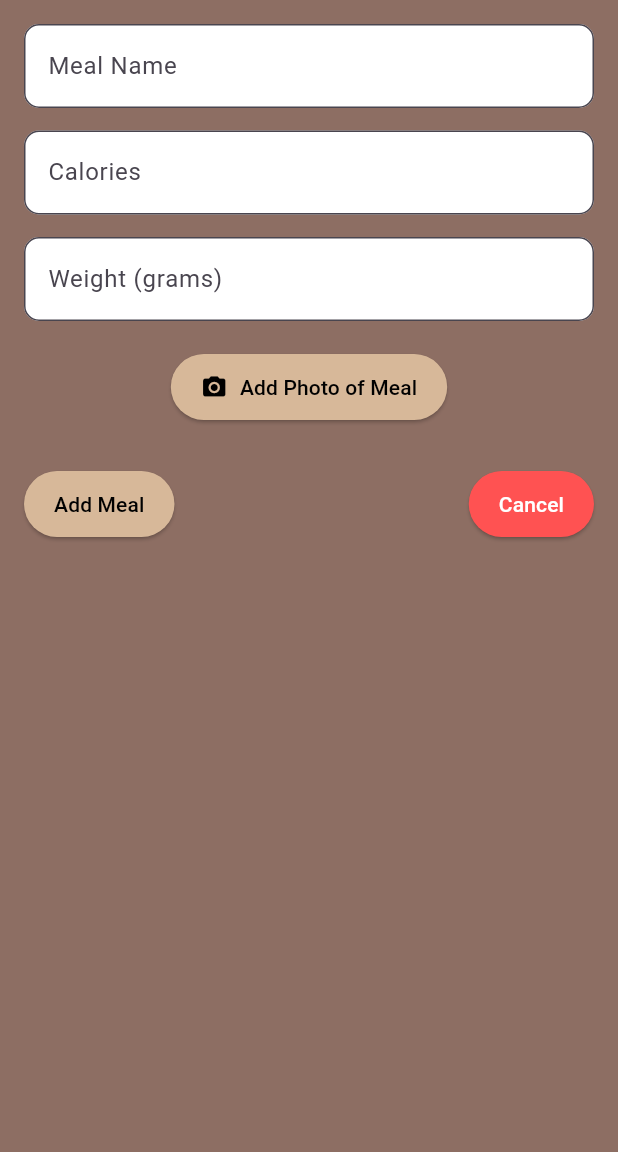
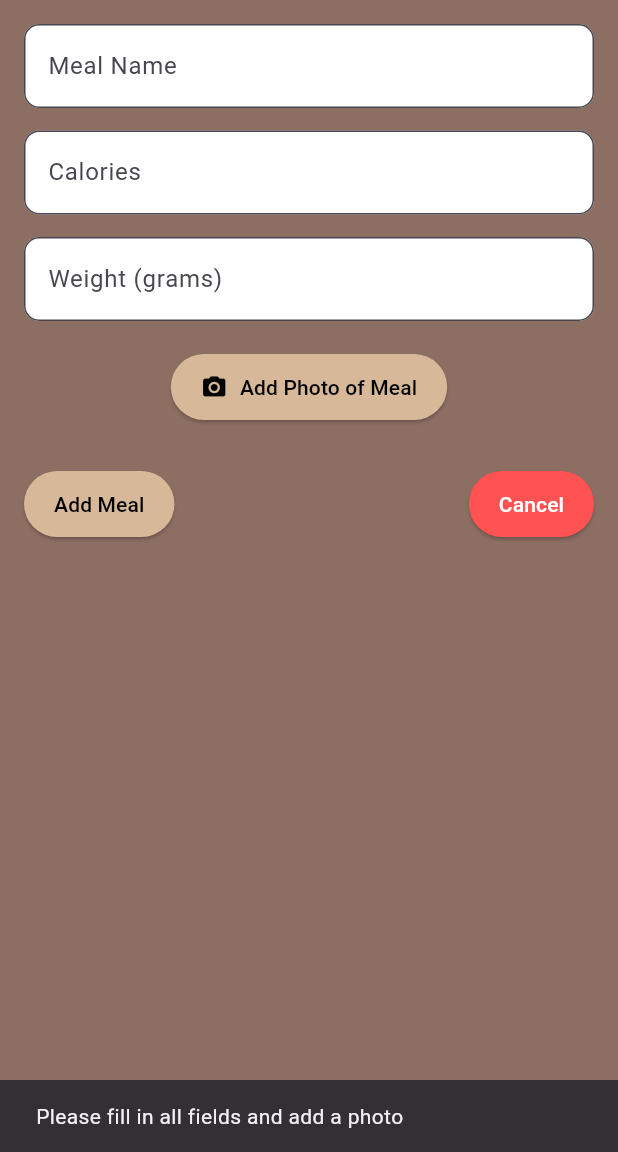
Before and after one commit to DeoBorg/Deo_Borg_Cross_Platform_Development_SWD6.2B_2024-2025, a Flutter app: the AddMealScreen screen opened directly, after a tap on "Add Meal", on a phone screen of 412 x 824 dp, the part 84-1236 px from its top. Run offline on Flutter 3.47's test engine with Material 3 defaults, Android fonts, the phone set to English and light mode, and no system bars; our stand-ins replace firebase_core, firebase_database, image_picker; accounts and stored records are empty.

Commit message:
Implemented firebase connection to upload meals to firebase including storing an image to local device, and uploading the corresponding UUID to be able to display the image (Not working yet) and also loads meals dynamically from firebase.

```diff
--- a/lib/add_meal_screen.dart
+++ b/lib/add_meal_screen.dart
@@ -1,6 +1,10 @@
+import 'package:firebase_core/firebase_core.dart';
 import 'package:flutter/material.dart';
 import 'package:image_picker/image_picker.dart';
 import 'dart:io';
+import 'package:firebase_database/firebase_database.dart';
+import 'package:path_provider/path_provider.dart';
+import 'package:uuid/uuid.dart';
 
 class AddMealScreen extends StatefulWidget {
   const AddMealScreen({super.key});
@@ -14,14 +18,78 @@ class _AddMealScreenState extends State<AddMealScreen> {
   final TextEditingController caloriesController = TextEditingController();
   final TextEditingController weightController = TextEditingController();
 
+  final DatabaseReference mealsRef = FirebaseDatabase.instanceFor(
+    app: Firebase.app(),
+    databaseURL:
+        "https://calorie-snap-4942e-default-rtdb.europe-west1.firebasedatabase.app",
+  ).ref("meals"); // Connects to my Firebase Realtime Database
+
   File? _mealImage;
+  String? _imageUUID; // Will be used to store the image in Firebase Storage
+  bool _isSubmitting = false;
 
-  Future<void> _pickImage() async {
-    final pickedFile = await ImagePicker().pickImage(source: ImageSource.camera);
+  Future<void> _pickImage() async { //Function to use the camera to take a photo
+    final pickedFile =
+        await ImagePicker().pickImage(source: ImageSource.camera);
 
     if (pickedFile != null) {
+      final appDir = await getApplicationDocumentsDirectory();
+      String fileName = const Uuid().v4();
+      final localImage = File('${appDir.path}/$fileName.jpg');
+
+      await File(pickedFile.path).copy(localImage.path);
+
       setState(() {
-        _mealImage = File(pickedFile.path); // Store the taken photo
+        _mealImage = localImage;
+        _imageUUID = fileName;
+      });
+    }
+  }
+
+  bool _isFormValid() {
+    return mealNameController.text.isNotEmpty &&
+        caloriesController.text.isNotEmpty &&
+        weightController.text.isNotEmpty &&
+        _mealImage != null;
+  }
+
+  Future<void> _submitMeal() async { //Function to submit the meal
+    if (!_isFormValid()) {
+      ScaffoldMessenger.of(context).showSnackBar(
+        const SnackBar(
+            content: Text("Please fill in all fields and add a photo")),
+      );
+      return;
+    }
+
+    setState(() {
+      _isSubmitting = true;
+    });
+
+    try {
+      String mealId = mealsRef.push().key!; // Generates a unique key for the meal
+      await mealsRef.child(mealId).set({
+        "name": mealNameController.text.trim(),
+        "calories": int.parse(caloriesController.text.trim()),
+        "weight": int.parse(weightController.text.trim()),
+        "imageUUID": _imageUUID,
+      });
+
+      ScaffoldMessenger.of(context).showSnackBar(
+        const SnackBar(content: Text("Meal added successfully")),
+      );
+
+      setState(() {
+        _isSubmitting = false;
+      });
+
+      Navigator.pop(context);
+    } catch (e) {
+      ScaffoldMessenger.of(context).showSnackBar(
+        SnackBar(content: Text("Error: $e")),
+      );
+      setState(() {
+        _isSubmitting = false;
       });
     }
   }
@@ -31,7 +99,8 @@ class _AddMealScreenState extends State<AddMealScreen> {
     return Scaffold(
       backgroundColor: const Color(0xFF8D6E63),
       appBar: AppBar(
-        title: const Text("Calorie Snap", style: TextStyle(fontWeight: FontWeight.bold)),
+        title: const Text("Calorie Snap",
+            style: TextStyle(fontWeight: FontWeight.bold)),
         backgroundColor: const Color(0xFF4B2E2E),
         centerTitle: true,
       ),
@@ -40,19 +109,17 @@ class _AddMealScreenState extends State<AddMealScreen> {
         child: Column(
           crossAxisAlignment: CrossAxisAlignment.start,
           children: [
-            // Meal name input Field
             TextField(
               controller: mealNameController,
               decoration: InputDecoration(
                 labelText: "Meal Name",
                 fillColor: Colors.white,
                 filled: true,
-                border: OutlineInputBorder(borderRadius: BorderRadius.circular(10)),
+                border:
+                    OutlineInputBorder(borderRadius: BorderRadius.circular(10)),
               ),
             ),
             const SizedBox(height: 15),
-
-            // Calories input field
             TextField(
               controller: caloriesController,
               keyboardType: TextInputType.number,
@@ -60,12 +127,11 @@ class _AddMealScreenState extends State<AddMealScreen> {
                 labelText: "Calories",
                 fillColor: Colors.white,
                 filled: true,
-                border: OutlineInputBorder(borderRadius: BorderRadius.circular(10)),
+                border:
+                    OutlineInputBorder(borderRadius: BorderRadius.circular(10)),
               ),
             ),
             const SizedBox(height: 15),
-
-            // Weight input Field
             TextField(
               controller: weightController,
               keyboardType: TextInputType.number,
@@ -73,31 +139,32 @@ class _AddMealScreenState extends State<AddMealScreen> {
                 labelText: "Weight (grams)",
                 fillColor: Colors.white,
                 filled: true,
-                border: OutlineInputBorder(borderRadius: BorderRadius.circular(10)),
+                border:
+                    OutlineInputBorder(borderRadius: BorderRadius.circular(10)),
               ),
             ),
             const SizedBox(height: 20),
-
             if (_mealImage != null)
-            Center(
+              Center(
                 child: Column(
                   children: [
-                    Image.file(_mealImage!, height: 150), // Show image
+                    Image.file(_mealImage!, height: 150),
                     const SizedBox(height: 10),
                     Row(
                       mainAxisAlignment: MainAxisAlignment.center,
                       children: [
                         ElevatedButton(
-                          onPressed: _pickImage,// Retake the photo
-                          style: ElevatedButton.styleFrom(backgroundColor: Colors.redAccent),
-                          child: const Text("Retake", style: TextStyle(color: Colors.white)),
+                          onPressed: _pickImage,
+                          style: ElevatedButton.styleFrom(
+                              backgroundColor: Colors.redAccent),
+                          child: const Text("Retake",
+                              style: TextStyle(color: Colors.white)),
                         ),
                       ],
                     ),
                   ],
                 ),
               ),
-            // Add Photo Button
             Center(
               child: ElevatedButton.icon(
                 onPressed: _pickImage,
@@ -105,37 +172,39 @@ class _AddMealScreenState extends State<AddMealScreen> {
                 label: const Text("Add Photo of Meal"),
                 style: ElevatedButton.styleFrom(
                   backgroundColor: const Color(0xFFD7B899),
-
                   foregroundColor: Colors.black,
-                  padding: const EdgeInsets.symmetric(horizontal: 20, vertical: 12),
+                  padding:
+                      const EdgeInsets.symmetric(horizontal: 20, vertical: 12),
                 ),
               ),
             ),
             const SizedBox(height: 30),
-
-            //Add Meal & Cancel
             Row(
               mainAxisAlignment: MainAxisAlignment.spaceBetween,
               children: [
                 ElevatedButton(
-                  onPressed: () {
-                  },
+                  onPressed: _isSubmitting ? null : _submitMeal,
                   style: ElevatedButton.styleFrom(
                     backgroundColor: const Color(0xFFD7B899),
-                    padding: const EdgeInsets.symmetric(horizontal: 20, vertical: 12),
+                    padding: const EdgeInsets.symmetric(
+                        horizontal: 20, vertical: 12),
                   ),
-                  child: const Text("Add Meal", style: TextStyle(color: Colors.black)),
+                  child: _isSubmitting
+                      ? const CircularProgressIndicator(color: Colors.black)
+                      : const Text("Add Meal",
+                          style: TextStyle(color: Colors.black)),
                 ),
-
                 ElevatedButton(
                   onPressed: () {
-                    Navigator.pop(context); // Go To Home screen
+                    Navigator.pop(context);
                   },
                   style: ElevatedButton.styleFrom(
                     backgroundColor: Colors.redAccent,
-                    padding: const EdgeInsets.symmetric(horizontal: 20, vertical: 12),
+                    padding: const EdgeInsets.symmetric(
+                        horizontal: 20, vertical: 12),
                   ),
-                  child: const Text("Cancel", style: TextStyle(color: Colors.white)),
+                  child: const Text("Cancel",
+                      style: TextStyle(color: Colors.white)),
                 ),
               ],
             ),
--- a/pubspec.yaml
+++ b/pubspec.yaml
@@ -12,6 +12,9 @@ dependencies:
   firebase_core: ^3.12.1
   firebase_database: ^11.3.4
   image_picker: ^1.1.2
+  firebase_storage: ^12.4.4
+  uuid: ^4.5.1
+  path_provider: ^2.1.5
 
 dev_dependencies:
   flutter_test:
```
Also changed, not shown: lib/meal_selection_screen.dart (+75 -39 lines), pubspec.lock, 3 other files.
